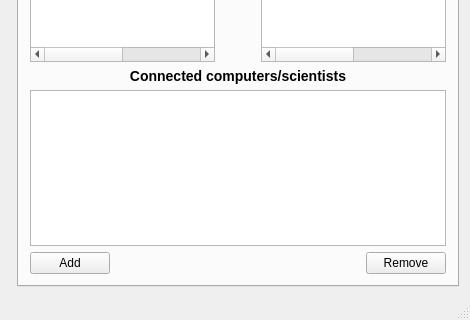
This is code/ui/mainwindow.ui in Danielos15/Skil-1-Verklegt-n-mskei-1 as Qt 5 draws it before an edit; both pictures show x 0 to 470 and y 225 to 545 of the 470 by 545 pixel window. The edited form follows.
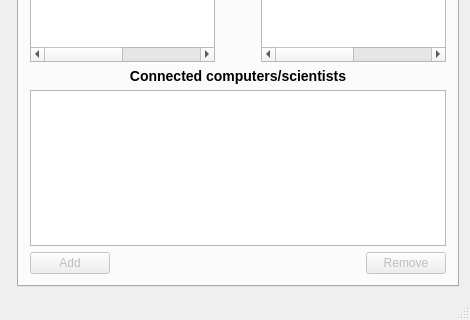
This is the edited form. The open tabs and pages were chosen to show the change. Icons and pictures are not drawn.

Patch:
```diff
--- a/code/ui/mainwindow.ui
+++ b/code/ui/mainwindow.ui
@@ -629,14 +629,20 @@
         <item>
          <layout class="QGridLayout" name="gridLayout_4">
           <item row="0" column="0">
-           <widget class="QPushButton" name="pushButton_5">
+           <widget class="QPushButton" name="button_rel_add">
+            <property name="enabled">
+             <bool>false</bool>
+            </property>
             <property name="text">
              <string>Add</string>
             </property>
            </widget>
           </item>
           <item row="0" column="2">
-           <widget class="QPushButton" name="pushButton_4">
+           <widget class="QPushButton" name="button_rel_remove">
+            <property name="enabled">
+             <bool>false</bool>
+            </property>
             <property name="text">
              <string>Remove</string>
             </property>
```
Left out of the diff: 11 changed lines with no effect on the pictures.
